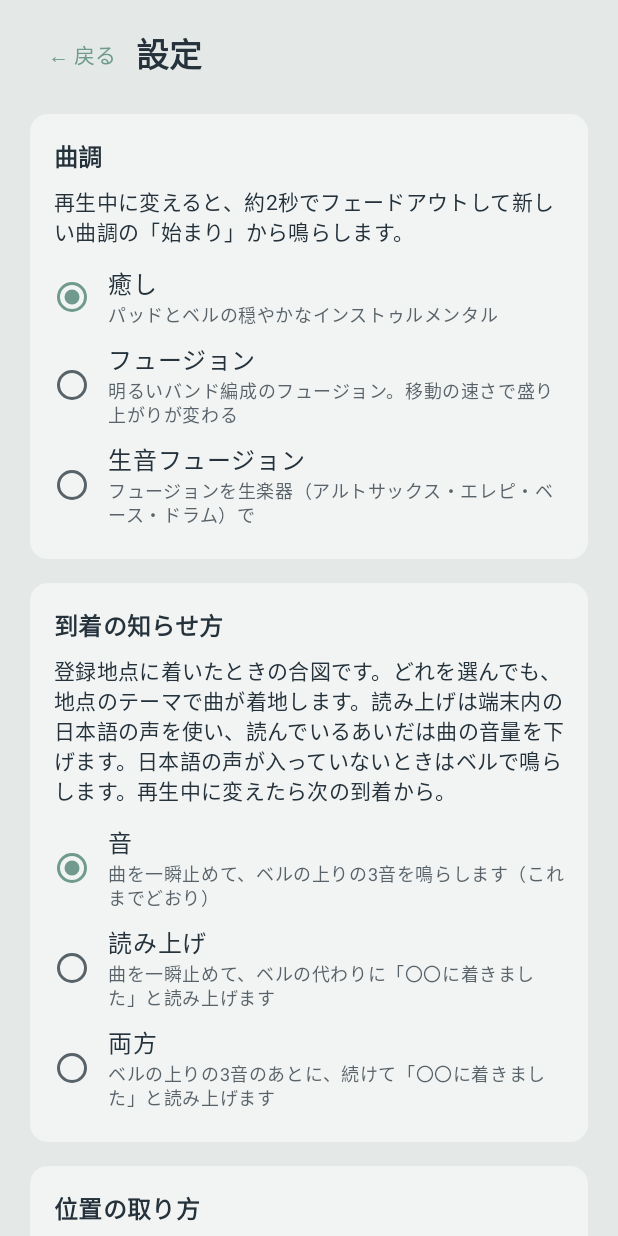
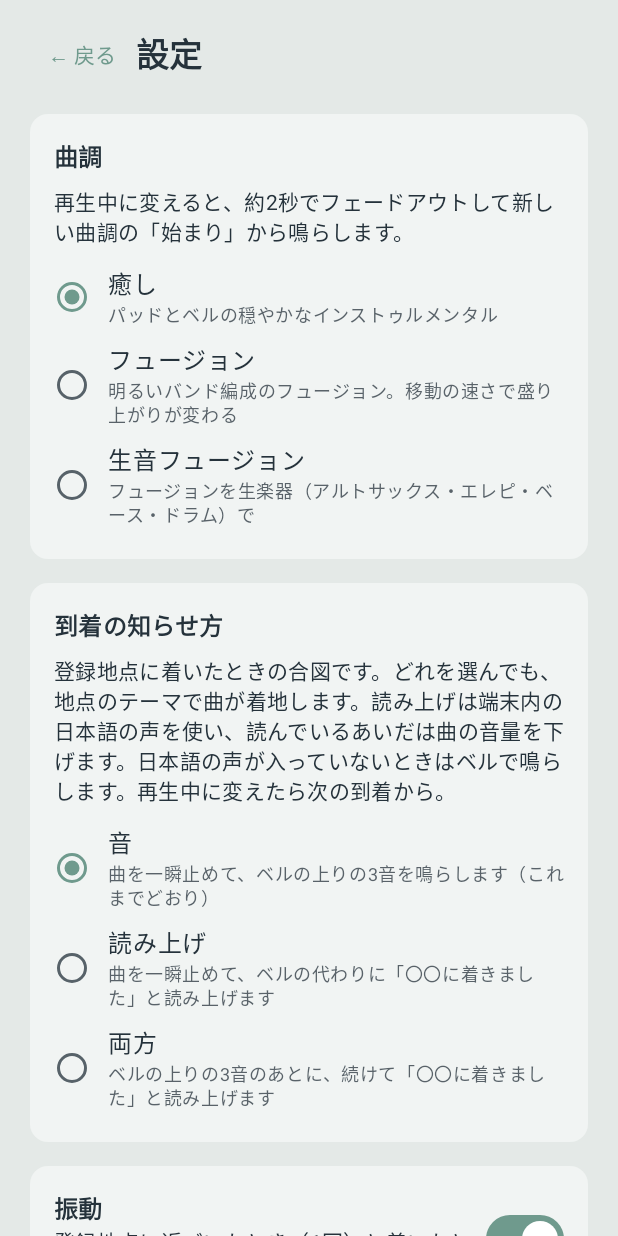
Before and after one commit to fmt-jp/Ekifu, an Android app built with Jetpack Compose: the screen it shows after launch (MainActivity), after a tap on "設定", on a phone screen of 412 x 824 dp. Run offline under Robolectric (Android 15) with nearby library versions, the phone set to English and light mode, and no system bars; our stand-ins replace Room's generated code; 4 statements that could not run were skipped.

Commit message:
設定に「振動」のオン・オフを追加（既定はオン）
Co-Authored-By: Claude Opus 5.5 <noreply@anthropic.com>
Claude-Session: https://claude.ai/code/session_01Tu81iBHNvNoEtCrJ8rhXHn

```diff
--- a/app/build.gradle.kts
+++ b/app/build.gradle.kts
@@ -15,8 +15,8 @@ android {
         applicationId = "jp.fmt.ekifu"
         minSdk = 26
         targetSdk = 35
-        versionCode = 22
-        versionName = "0.9.0-speech"
+        versionCode = 23
+        versionName = "0.9.1"
     }
 
     signingConfigs {
--- a/app/src/main/java/jp/fmt/ekifu/playback/PlaceHaptics.kt
+++ b/app/src/main/java/jp/fmt/ekifu/playback/PlaceHaptics.kt
@@ -9,6 +9,7 @@ import android.os.Vibrator
 import android.os.VibratorManager
 import jp.fmt.ekifu.engine.PlaceConstants
 import jp.fmt.ekifu.engine.PlaceEvent
+import jp.fmt.ekifu.settings.AppSettings
 
 /**
  * 登録地点の外側の円に入ったとき・内側の円に入ったときに、スマホを短く振動させる（ユーザーと決めたこと）。
@@ -17,6 +18,8 @@ import jp.fmt.ekifu.engine.PlaceEvent
 object PlaceHaptics {
 
     fun play(context: Context, events: List<PlaceEvent>) {
+        // 設定の「振動」がオフなら鳴らさない
+        if (!AppSettings.vibration.value) return
         val pattern = when {
             events.any { it is PlaceEvent.Arrive } -> PlaceConstants.ARRIVE_VIBRATION_MS
             events.any { it is PlaceEvent.Approach } -> PlaceConstants.APPROACH_VIBRATION_MS
--- a/app/src/main/java/jp/fmt/ekifu/settings/AppSettings.kt
+++ b/app/src/main/java/jp/fmt/ekifu/settings/AppSettings.kt
@@ -31,6 +31,7 @@ object AppSettings {
     private const val KEY_LOC_NEAR_S = "location_near_s"
     private const val KEY_LOC_KEEP_GPS = "location_keep_gps"
     private const val KEY_ARRIVAL_NOTICE = "arrival_notice"
+    private const val KEY_VIBRATION = "place_vibration"
 
     private val _debugVisible = MutableStateFlow(false)
     /** デバッグ表示と開発用（デモ再生）を出すか。既定はオフ */
@@ -56,6 +57,10 @@ object AppSettings {
     /** 到着の知らせ方。既定は音（これまでどおり）。再生中に変えたら次の到着から */
     val arrivalNotice: StateFlow<ArrivalNotice> = _arrivalNotice
 
+    private val _vibration = MutableStateFlow(true)
+    /** 接近・到着でスマホを振動させるか。既定はオン（これまでどおり） */
+    val vibration: StateFlow<Boolean> = _vibration
+
     private var loaded = false
 
     fun load(context: Context) {
@@ -77,7 +82,13 @@ object AppSettings {
         )
         _arrivalNotice.value = ArrivalNotice.entries.firstOrNull { it.name == p.getString(KEY_ARRIVAL_NOTICE, null) }
             ?: ArrivalNotice.CHIME
+        _vibration.value = p.getBoolean(KEY_VIBRATION, true)
         updateLocationPolicy()
+    }
+
+    fun setVibration(context: Context, on: Boolean) {
+        _vibration.value = on
+        prefs(context).edit().putBoolean(KEY_VIBRATION, on).apply()
     }
 
     fun setArrivalNotice(context: Context, notice: ArrivalNotice) {
--- a/app/src/main/java/jp/fmt/ekifu/settings/SettingsScreen.kt
+++ b/app/src/main/java/jp/fmt/ekifu/settings/SettingsScreen.kt
@@ -110,6 +110,20 @@ fun SettingsScreen(onBack: () -> Unit) {
             }
 
             ArrivalNoticeCard()
+
+            SettingCard {
+                val vibration by AppSettings.vibration.collectAsStateWithLifecycle()
+                Row(verticalAlignment = Alignment.CenterVertically) {
+                    Column(Modifier.weight(1f)) {
+                        Text("振動", style = MaterialTheme.typography.titleMedium, fontWeight = FontWeight.Bold)
+                        Text(
+                            "登録地点に近づいたとき（1回）と着いたとき（2回）に、スマホを短く振動させます。",
+                            style = MaterialTheme.typography.bodyMedium,
+                        )
+                    }
+                    Switch(checked = vibration, onCheckedChange = { AppSettings.setVibration(context, it) })
+                }
+            }
 
             LocationCard()
 
```
Also changed, not shown: 2 other files.
